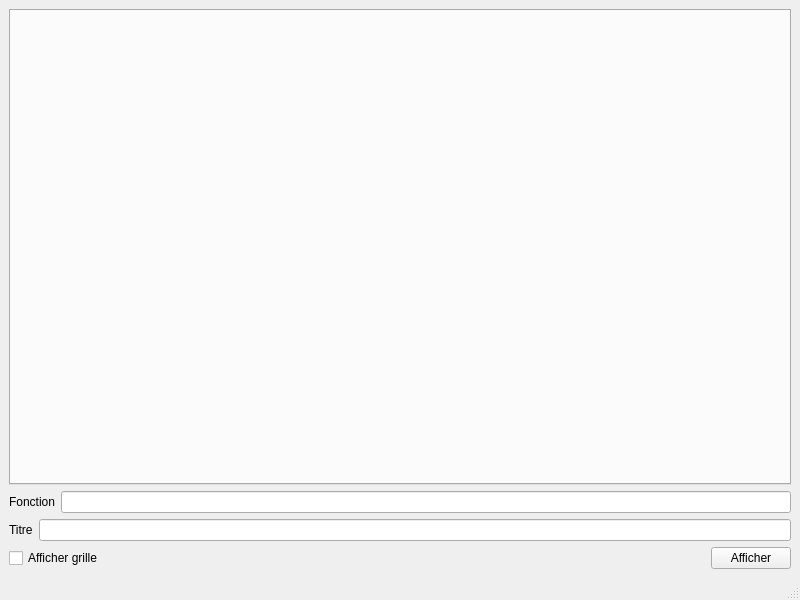
Above: formatif_5/ui/formatif5.ui from irisDelorme-ecole/session_3_misc before the change. Below: the same form after it.
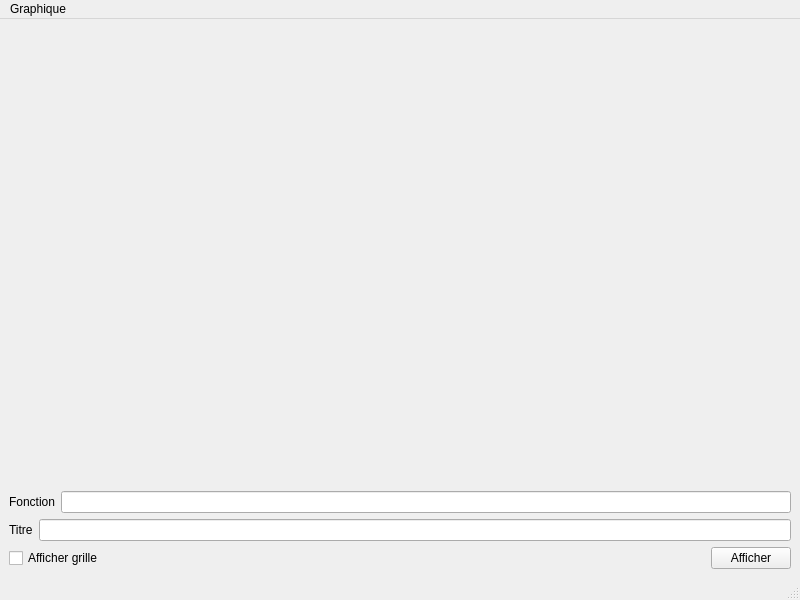
That is the form after the change.

What changed in the file:
```diff
--- a/formatif_5/ui/formatif5.ui
+++ b/formatif_5/ui/formatif5.ui
@@ -14,13 +14,9 @@
    <string>MainWindow</string>
   </property>
   <widget class="QWidget" name="centralwidget">
-   <layout class="QVBoxLayout" name="verticalLayout" stretch="0,0,0,0">
+   <layout class="QVBoxLayout" name="verticalLayout" stretch="1,0,0,0">
     <item>
-     <widget class="QTabWidget" name="tabWidget">
-      <property name="currentIndex">
-       <number>-1</number>
-      </property>
-     </widget>
+     <widget class="QWidget" name="plotWidget" native="true"/>
     </item>
     <item>
      <layout class="QHBoxLayout" name="horizontalLayout">
@@ -77,6 +73,28 @@
    </layout>
   </widget>
   <widget class="QStatusBar" name="statusbar"/>
+  <widget class="QMenuBar" name="menuBar">
+   <property name="geometry">
+    <rect>
+     <x>0</x>
+     <y>0</y>
+     <width>800</width>
+     <height>21</height>
+    </rect>
+   </property>
+   <widget class="QMenu" name="menuGraphique">
+    <property name="title">
+     <string>Graphique</string>
+    </property>
+    <addaction name="couleurAction"/>
+   </widget>
+   <addaction name="menuGraphique"/>
+  </widget>
+  <action name="couleurAction">
+   <property name="text">
+    <string>Couleur</string>
+   </property>
+  </action>
  </widget>
  <resources/>
  <connections/>
```
Left out of the diff: 3 changed lines with no effect on the pictures.
